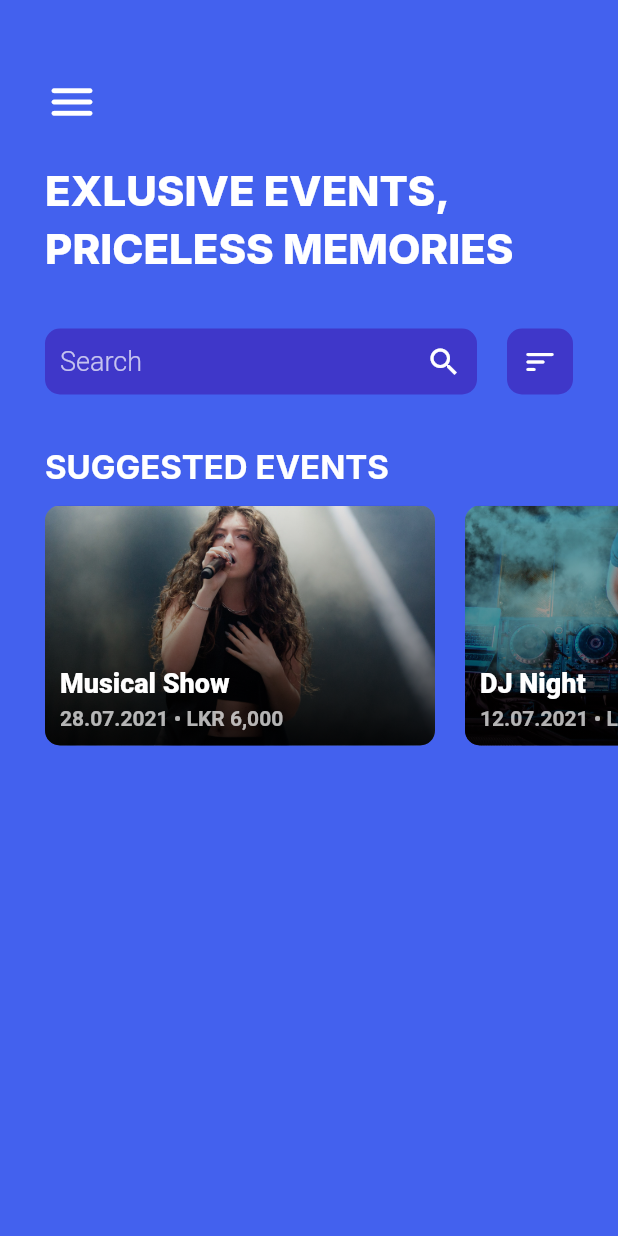
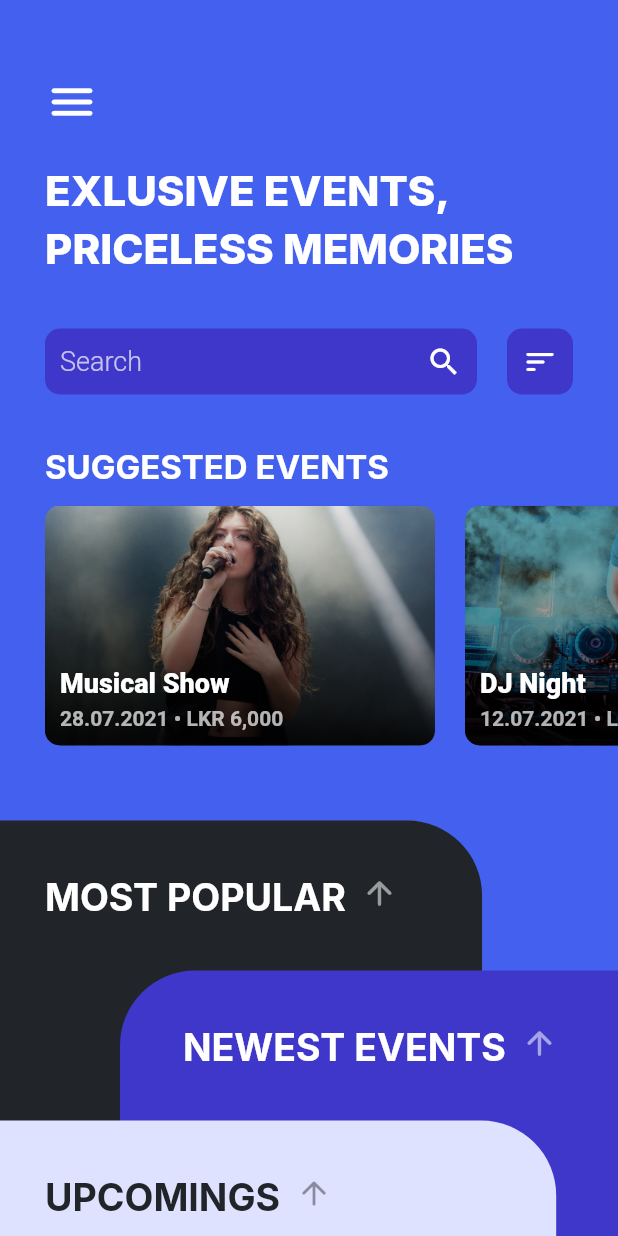
Before and after one commit to Thaanu2001/Events-App-Flutter, a Flutter app: the screen it shows after launch, on a phone screen of 412 x 824 dp. Run offline on Flutter 3.47's test engine with Material 2 defaults, Android fonts, the phone set to English and light mode, and no system bars; our stand-ins replace google_fonts.

Commit message:
Add home screen bottom UI

```diff
--- a/lib/screens/home-screen.dart
+++ b/lib/screens/home-screen.dart
@@ -96,6 +96,7 @@ class HomeScreen extends StatelessWidget {
                 ),
               ),
             ),
+            //* Events list
             SingleChildScrollView(
               scrollDirection: Axis.horizontal,
               child: Row(
@@ -115,7 +116,114 @@ class HomeScreen extends StatelessWidget {
                   SizedBox(width: 30),
                 ],
               ),
-            )
+            ),
+            SizedBox(height: 50),
+            Flexible(
+              fit: FlexFit.tight,
+              child: Stack(
+                children: [
+                  //* Popular Events Card
+                  Container(
+                    width: MediaQuery.of(context).size.width * 0.78,
+                    height: double.infinity,
+                    padding: EdgeInsets.fromLTRB(30, 36, 0, 0),
+                    decoration: BoxDecoration(
+                      color: Color(0xff212529),
+                      borderRadius: BorderRadius.only(
+                        topRight: Radius.circular(50),
+                      ),
+                    ),
+                    child: InkWell(
+                      child: Row(
+                        crossAxisAlignment: CrossAxisAlignment.start,
+                        children: [
+                          Text(
+                            'MOST POPULAR',
+                            style: GoogleFonts.inter(
+                              color: Colors.white,
+                              fontSize: 25,
+                              fontWeight: FontWeight.w700,
+                            ),
+                          ),
+                          SizedBox(width: 10),
+                          Icon(
+                            Icons.arrow_upward_rounded,
+                            color: Colors.white54,
+                            size: 25,
+                          )
+                        ],
+                      ),
+                      onTap: () {
+                        print('Tapped');
+                      },
+                    ),
+                  ),
+                  //* Newest Events Card
+                  Container(
+                    height: double.infinity,
+                    margin: EdgeInsets.fromLTRB(80, 100, 0, 0),
+                    padding: EdgeInsets.fromLTRB(42, 36, 0, 0),
+                    decoration: BoxDecoration(
+                      color: Color(0xff3f37c9),
+                      borderRadius: BorderRadius.only(
+                        topLeft: Radius.circular(50),
+                      ),
+                    ),
+                    child: Row(
+                      crossAxisAlignment: CrossAxisAlignment.start,
+                      children: [
+                        Text(
+                          'NEWEST EVENTS',
+                          style: GoogleFonts.inter(
+                            color: Colors.white,
+                            fontSize: 25,
+                            fontWeight: FontWeight.w700,
+                          ),
+                        ),
+                        SizedBox(width: 10),
+                        Icon(
+                          Icons.arrow_upward_rounded,
+                          color: Colors.white54,
+                          size: 25,
+                        )
+                      ],
+                    ),
+                  ),
+                  //* Upcoming Events
+                  Container(
+                    height: double.infinity,
+                    margin: EdgeInsets.fromLTRB(0, 200, 0, 0),
+                    padding: EdgeInsets.fromLTRB(30, 36, 0, 0),
+                    width: MediaQuery.of(context).size.width * 0.9,
+                    decoration: BoxDecoration(
+                      color: Color(0xffdee2ff),
+                      borderRadius: BorderRadius.only(
+                        topRight: Radius.circular(50),
+                      ),
+                    ),
+                    child: Row(
+                      crossAxisAlignment: CrossAxisAlignment.start,
+                      children: [
+                        Text(
+                          'UPCOMINGS',
+                          style: GoogleFonts.inter(
+                            color: Color(0xff212529),
+                            fontSize: 25,
+                            fontWeight: FontWeight.w700,
+                          ),
+                        ),
+                        SizedBox(width: 10),
+                        Icon(
+                          Icons.arrow_upward_rounded,
+                          color: Colors.black38,
+                          size: 25,
+                        )
+                      ],
+                    ),
+                  ),
+                ],
+              ),
+            ),
           ],
         ),
       ),
```
